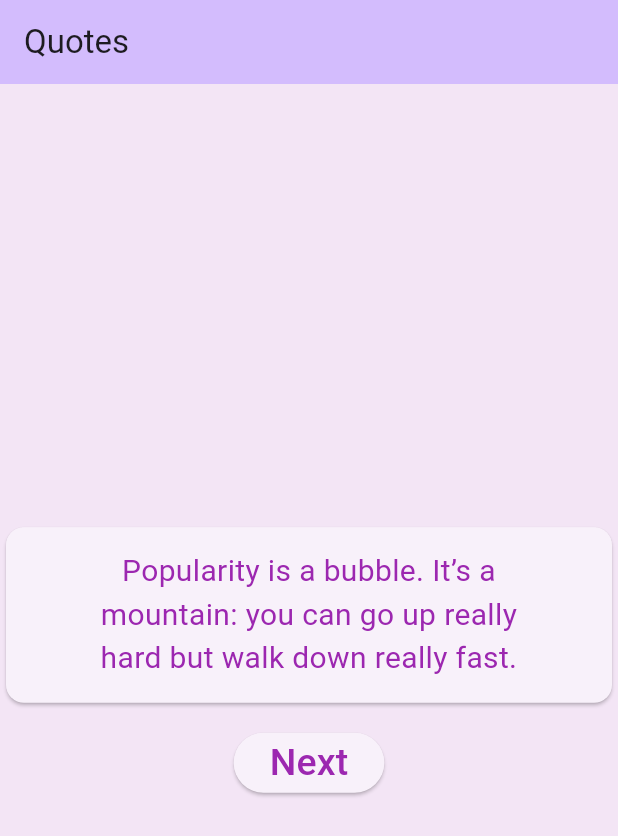
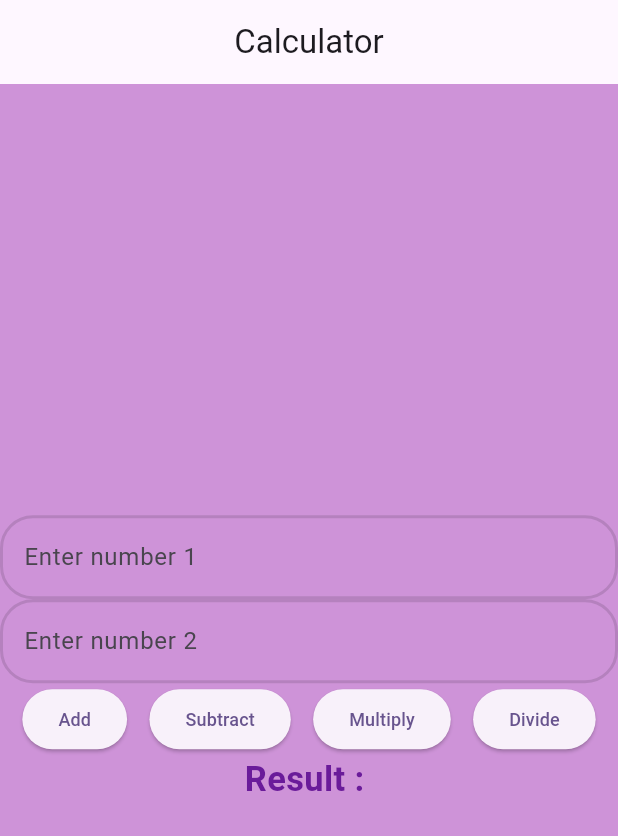
Before and after one commit to SmitaPatel19/Flutter_Learnings, a Flutter app: the screen it shows after launch, on a phone screen of 412 x 824 dp. Shown: the top 836 px of the screen. Run offline on Flutter 3.47's test engine with Material 3 defaults, Android fonts, the phone set to English and light mode, and no system bars; our stand-ins replace geolocator, shared_preferences.

Commit message:
Files appended

```diff
--- a/lib/main.dart
+++ b/lib/main.dart
@@ -1,7 +1,15 @@
 import 'package:flutter/material.dart';
+import 'package:learnings/pages/calculator_basics.dart';
+import 'package:learnings/pages/date_day.dart';
+import 'package:learnings/pages/grid.dart';
+import 'package:learnings/pages/location_geolocator.dart';
+import 'package:learnings/pages/multiple_widgets.dart';
 import 'package:learnings/pages/quotes_app.dart';
+import 'package:learnings/pages/shared_preferences.dart';
+import 'package:learnings/pages/stateful.dart';
 
 void main() {
+  WidgetsFlutterBinding.ensureInitialized();
   runApp(const MyApp());
 }
 
@@ -19,7 +27,14 @@ class MyApp extends StatelessWidget {
         useMaterial3: true,
       ),
       home:
-      QuotesApp(title: "Quotes",),
+        CalculatorPage(),
+      // SharedPreferencesPage(),
+      // StatefulPage(),
+      // GridPage(title: "Grid Page"),
+      // DateDayPage(title: "Date-Day"),
+      // MultipleWidgets(),
+      // LocationPage(),
+      // QuotesApp(title: "Quotes",),
     );
   }
 }
--- /dev/null
+++ b/lib/pages/calculator_basics.dart
@@ -0,0 +1,153 @@
+import 'package:flutter/material.dart';
+
+class CalculatorPage extends StatefulWidget {
+  const CalculatorPage({super.key});
+
+  @override
+  State<StatefulWidget> createState() {
+    return _CalculatorPageState();
+  }
+}
+
+class _CalculatorPageState extends State<CalculatorPage>{
+
+  var no1= TextEditingController();
+  var no2=TextEditingController();
+  var res="";
+
+  @override
+  Widget build(BuildContext context) {
+
+    return Scaffold(
+      appBar: AppBar(
+
+        title: Center(child: Text("Calculator")),
+
+      ),
+      body: Container(
+
+        color: Colors.purple.shade200,
+
+        child: Column(
+          mainAxisAlignment: MainAxisAlignment.center,
+          children: [
+
+            TextField(
+              keyboardType: TextInputType.number,
+              controller: no1,
+              decoration: InputDecoration(
+                hintText: "Enter number 1",
+                focusedBorder: OutlineInputBorder(
+                    borderRadius: BorderRadius.circular(22),
+                    borderSide: BorderSide(
+                      color: Colors.purple,
+                      width: 2,
+                    )
+                ),
+                enabledBorder: OutlineInputBorder(
+                    borderRadius: BorderRadius.circular(22),
+                    borderSide: BorderSide(
+                      color: Colors.black12,
+                      width: 2,
+                    )
+                ),
+              ),
+
+            ),
+
+            TextField(
+              keyboardType: TextInputType.number,
+              controller: no2,
+              decoration: InputDecoration(
+                hintText: "Enter number 2",
+                focusedBorder: OutlineInputBorder(
+                  borderRadius: BorderRadius.circular(22),
+                  borderSide: BorderSide(
+                    color: Colors.purple,
+                    width: 2,
+                  ),
+                ),
+
+                enabledBorder: OutlineInputBorder(
+                    borderRadius: BorderRadius.circular(22),
+                    borderSide: BorderSide(
+                      color: Colors.black12,
+                      width: 2,
+                    )
+                ),
+
+              ),
+            ),
+
+            Row(
+              mainAxisAlignment: MainAxisAlignment.spaceEvenly,
+
+              children: [
+                ElevatedButton(onPressed: (){
+                  var a = int.parse(no1.text.toString());
+                  var b = int.parse(no2.text.toString());
+
+                  var sum= a+b;
+                  res= "$sum";
+                  setState(() {});
+
+                }, child: Text("Add",style: TextStyle(
+                    fontSize: 12
+                ),)),
+
+                ElevatedButton(
+                    onPressed: (){
+
+                      var a = int.parse(no1.text.toString());
+                      var b = int.parse(no2.text.toString());
+
+                      var diff= a-b;
+                      res= "$diff";
+                      setState(() {});
+
+                    }, child: Text("Subtract",style: TextStyle(
+                    fontSize: 12
+                ),)),
+
+                ElevatedButton(onPressed: (){
+
+                  var a = int.parse(no1.text.toString());
+                  var b = int.parse(no2.text.toString());
+
+                  var multi= a*b;
+                  res= multi.toStringAsFixed(2);
+                  setState(() {});
+
+                }, child: Text("Multiply",style: TextStyle(
+                    fontSize: 12
+                ),)
+                ),
+
+                ElevatedButton(onPressed: (){
+
+                  var a = int.parse(no1.text.toString());
+                  var b = int.parse(no2.text.toString());
+
+                  var div= a/b;
+                  res= div.toStringAsFixed(2);
+                  setState(() {});
+
+                }, child: Text("Divide",style: TextStyle(
+                    fontSize: 12
+                ),)),
+              ],
+            ),
+
+            Text("Result : $res",style: TextStyle(
+              fontSize: 23,
+              fontWeight: FontWeight.bold,
+              color: Colors.purple.shade800,
+            ),),
+          ],
+        ),
+      ),
+
+    );
+  }
+
+}
--- a/pubspec.yaml
+++ b/pubspec.yaml
@@ -35,6 +35,10 @@ dependencies:
   # Use with the CupertinoIcons class for iOS style icons.
   cupertino_icons: ^1.0.8
   rename: ^3.0.2
+  geolocator: ^13.0.3
+  font_awesome_flutter: ^10.8.0
+  intl: ^0.20.2
+  shared_preferences: ^2.5.2
 
 dev_dependencies:
   flutter_test:
```
Also changed, not shown: lib/pages/date_day.dart (added, +69 -0 lines), lib/pages/grid.dart (added, +48 -0 lines), lib/pages/location_geolocator.dart (added, +60 -0 lines), lib/pages/multiple_widgets.dart (added, +153 -0 lines), lib/pages/quotes_app.dart (+26 -32 lines), lib/pages/shared_preferences.dart (added, +83 -0 lines), lib/pages/stateful.dart (added, +41 -0 lines), pubspec.lock, 4 other files.
